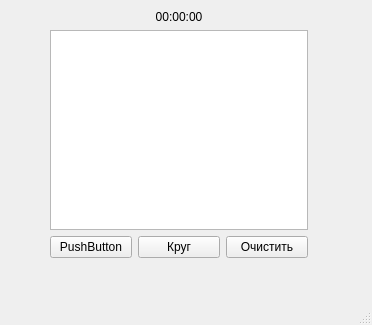
tomass21-bit/QT, file QT5/untitled1/mainwindow.ui: the form before one commit.
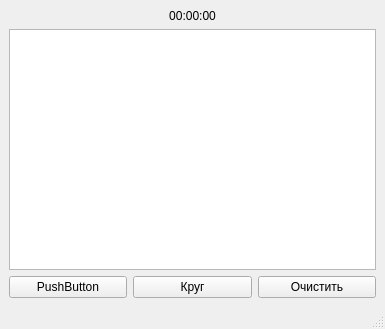
The form after the commit.

Patch:
```diff
--- a/QT5/untitled1/mainwindow.ui
+++ b/QT5/untitled1/mainwindow.ui
@@ -6,23 +6,16 @@
    <rect>
     <x>0</x>
     <y>0</y>
-    <width>372</width>
-    <height>325</height>
+    <width>385</width>
+    <height>329</height>
    </rect>
   </property>
   <property name="windowTitle">
    <string>MainWindow</string>
   </property>
   <widget class="QWidget" name="centralwidget">
-   <widget class="QWidget" name="layoutWidget">
-    <property name="geometry">
-     <rect>
-      <x>50</x>
-      <y>10</y>
-      <width>258</width>
-      <height>248</height>
-     </rect>
-    </property>
+   <layout class="QGridLayout" name="gridLayout">
+    <item row="0" column="0">
     <layout class="QVBoxLayout" name="verticalLayout">
      <item>
       <widget class="QLabel" name="lb_time">
@@ -78,7 +71,8 @@
       </layout>
      </item>
     </layout>
-   </widget>
+    </item>
+   </layout>
   </widget>
   <widget class="QMenuBar" name="menubar">
    <property name="geometry">
```
Left out of the diff: 2 changed lines with no effect on the pictures. Lines whose indentation alone changed are shown as unchanged.
